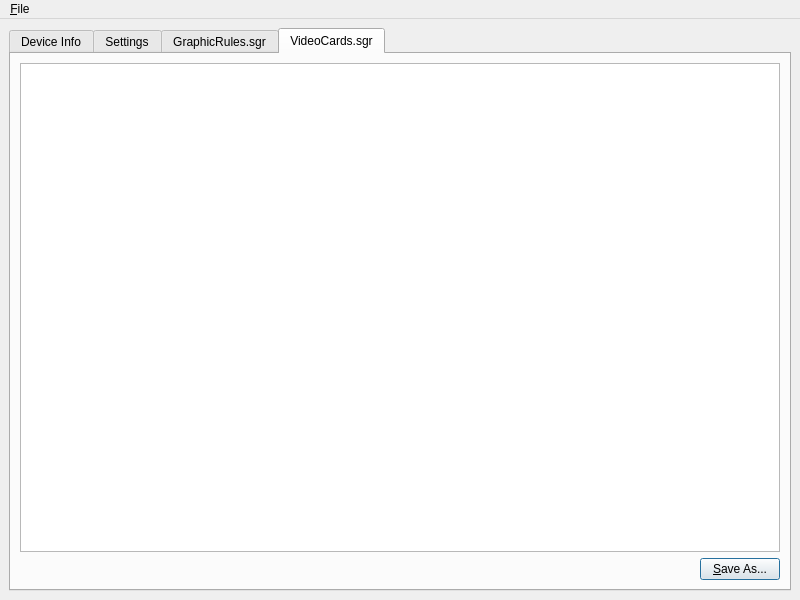
haffmans/graphics-rules-maker, file mainwindow.ui: the form before one commit.
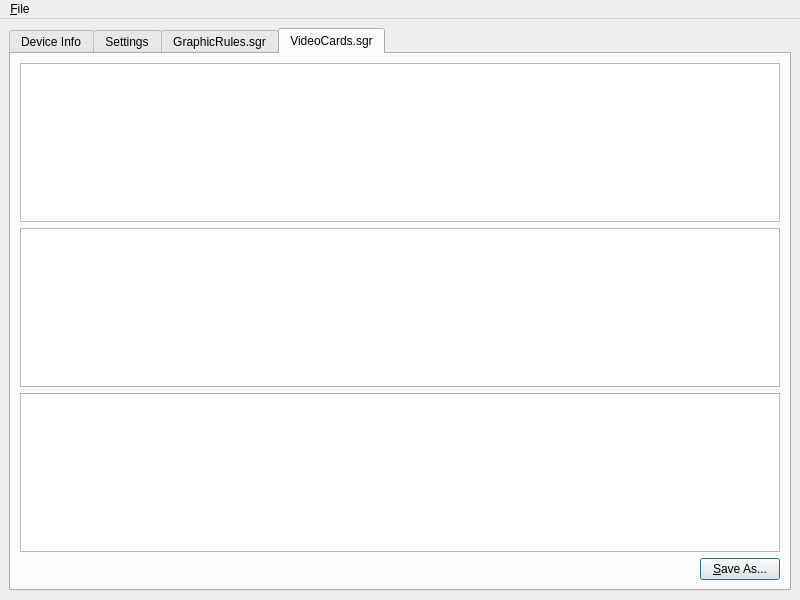
The form after the commit. The open tabs and pages were chosen to show the change.

Commit message:
Implement video card database
This makes it possible to read/write a video cards database as Maxis
writes in its files.

It will be used to manipulate the database, e.g. by adding the current
card (later on).

What changed in the file:
```diff
--- a/mainwindow.ui
+++ b/mainwindow.ui
@@ -154,7 +154,7 @@
         <string>VideoCards.sgr</string>
        </attribute>
        <layout class="QGridLayout" name="gridLayout_3">
-        <item row="0" column="0" colspan="2">
+        <item row="2" column="0" colspan="2">
          <widget class="QPlainTextEdit" name="videoCardsText">
           <property name="undoRedoEnabled">
            <bool>false</bool>
@@ -164,7 +164,7 @@
           </property>
          </widget>
         </item>
-        <item row="1" column="0">
+        <item row="3" column="0">
          <spacer name="videoCardsSpacer">
           <property name="orientation">
            <enum>Qt::Horizontal</enum>
@@ -177,7 +177,7 @@
           </property>
          </spacer>
         </item>
-        <item row="1" column="1">
+        <item row="3" column="1">
          <widget class="QPushButton" name="videoCardsSave">
           <property name="text">
            <string>&amp;Save As...</string>
@@ -190,6 +190,12 @@
           </property>
          </widget>
         </item>
+        <item row="1" column="0" colspan="2">
+         <widget class="QTreeView" name="videoCardsView"/>
+        </item>
+        <item row="0" column="0" colspan="2">
+         <widget class="QTableView" name="videoCardsTable"/>
+        </item>
        </layout>
       </widget>
      </widget>
@@ -202,7 +208,7 @@
      <x>0</x>
      <y>0</y>
      <width>800</width>
-     <height>21</height>
+     <height>19</height>
     </rect>
    </property>
    <widget class="QMenu" name="fileMenu">
```
The commit also changes 5 other files.
